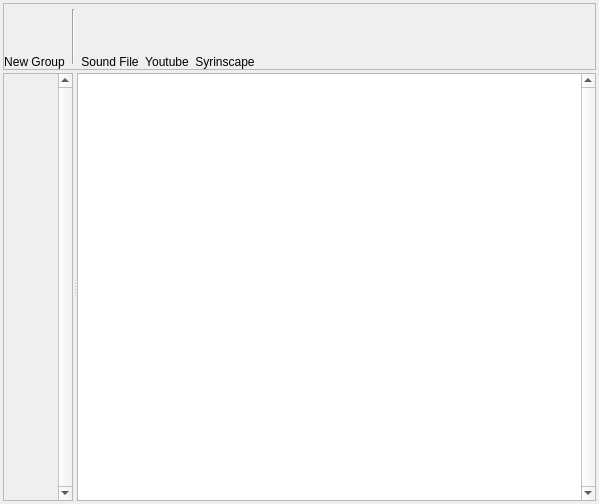
Qt form DMHelper/src/soundboardframe.ui (MMetze/DMHelper) before a commit.
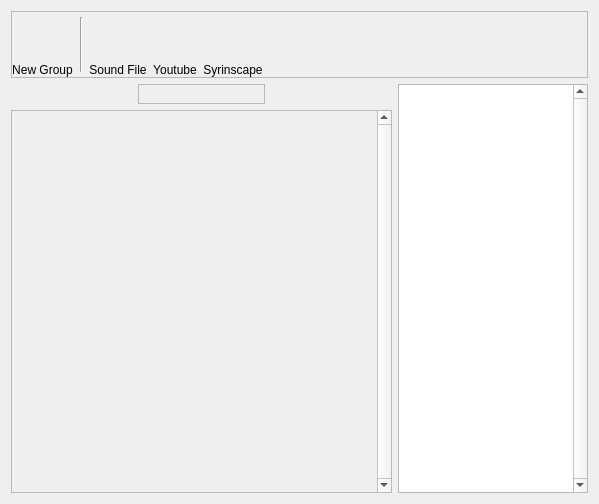
The same form after that commit. Icons and pictures are not drawn.

What changed in the file:
```diff
--- a/DMHelper/src/soundboardframe.ui
+++ b/DMHelper/src/soundboardframe.ui
@@ -16,22 +16,7 @@
   <property name="styleSheet">
    <string notr="true">background-image: url(:/img/data/parchment.jpg);</string>
   </property>
-  <layout class="QVBoxLayout" name="verticalLayout">
-   <property name="spacing">
-    <number>3</number>
-   </property>
-   <property name="leftMargin">
-    <number>3</number>
-   </property>
-   <property name="topMargin">
-    <number>3</number>
-   </property>
-   <property name="rightMargin">
-    <number>3</number>
-   </property>
-   <property name="bottomMargin">
-    <number>3</number>
-   </property>
+  <layout class="QVBoxLayout" name="verticalLayout_2">
    <item>
     <widget class="QFrame" name="frame">
      <property name="minimumSize">
@@ -300,13 +285,60 @@
     </widget>
    </item>
    <item>
-    <widget class="QSplitter" name="splitter">
+    <layout class="QHBoxLayout" name="horizontalLayout_3" stretch="2,1">
+     <item>
+      <layout class="QVBoxLayout" name="verticalLayout">
+       <item>
+        <layout class="QHBoxLayout" name="horizontalLayout_2">
+         <item>
+          <spacer name="horizontalSpacer_2">
      <property name="orientation">
       <enum>Qt::Horizontal</enum>
      </property>
+           <property name="sizeHint" stdset="0">
+            <size>
+             <width>40</width>
+             <height>20</height>
+            </size>
+           </property>
+          </spacer>
+         </item>
+         <item>
+          <widget class="QFrame" name="frameButtons">
+           <property name="sizePolicy">
+            <sizepolicy hsizetype="MinimumExpanding" vsizetype="Preferred">
+             <horstretch>0</horstretch>
+             <verstretch>0</verstretch>
+            </sizepolicy>
+           </property>
+           <property name="frameShape">
+            <enum>QFrame::StyledPanel</enum>
+           </property>
+           <property name="frameShadow">
+            <enum>QFrame::Raised</enum>
+           </property>
+           <layout class="QGridLayout" name="gridLayout"/>
+          </widget>
+         </item>
+         <item>
+          <spacer name="horizontalSpacer_3">
+           <property name="orientation">
+            <enum>Qt::Horizontal</enum>
+           </property>
+           <property name="sizeHint" stdset="0">
+            <size>
+             <width>40</width>
+             <height>20</height>
+            </size>
+           </property>
+          </spacer>
+         </item>
+        </layout>
+       </item>
+       <item>
      <widget class="QScrollArea" name="scrollArea">
       <property name="sizePolicy">
-       <sizepolicy hsizetype="MinimumExpanding" vsizetype="Expanding">
+          <sizepolicy hsizetype="MinimumExpanding" vsizetype="MinimumExpanding">
         <horstretch>0</horstretch>
         <verstretch>0</verstretch>
        </sizepolicy>
@@ -322,8 +354,8 @@
         <rect>
          <x>0</x>
          <y>0</y>
-         <width>54</width>
-         <height>426</height>
+            <width>364</width>
+            <height>379</height>
         </rect>
        </property>
        <property name="sizePolicy">
@@ -334,6 +366,10 @@
        </property>
       </widget>
      </widget>
+       </item>
+      </layout>
+     </item>
+     <item>
      <widget class="QTreeWidget" name="treeWidget">
       <property name="sizePolicy">
        <sizepolicy hsizetype="Preferred" vsizetype="Preferred">
@@ -341,18 +377,6 @@
         <verstretch>0</verstretch>
        </sizepolicy>
       </property>
-      <property name="minimumSize">
-       <size>
-        <width>0</width>
-        <height>0</height>
-       </size>
-      </property>
-      <property name="maximumSize">
-       <size>
-        <width>16777215</width>
-        <height>16777215</height>
-       </size>
-      </property>
       <property name="font">
        <font>
         <family>MS Shell Dlg 2</family>
@@ -380,7 +404,8 @@
        </property>
       </column>
      </widget>
-    </widget>
+     </item>
+    </layout>
    </item>
   </layout>
  </widget>
```
Lines whose indentation alone changed are shown as unchanged.
